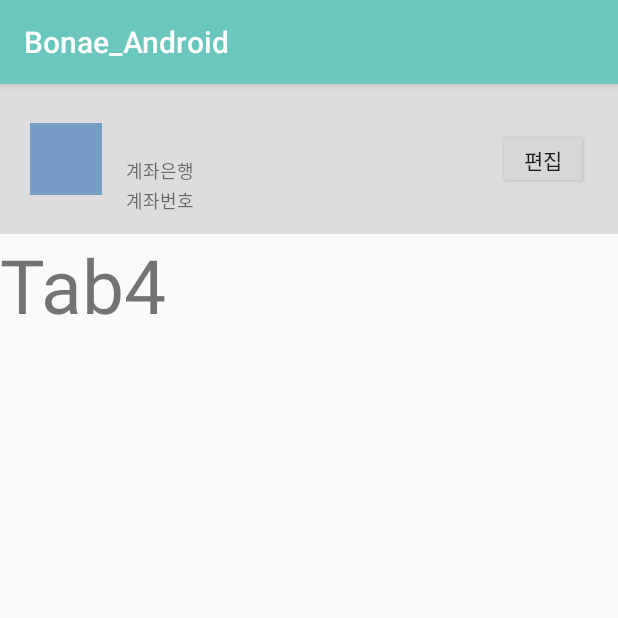
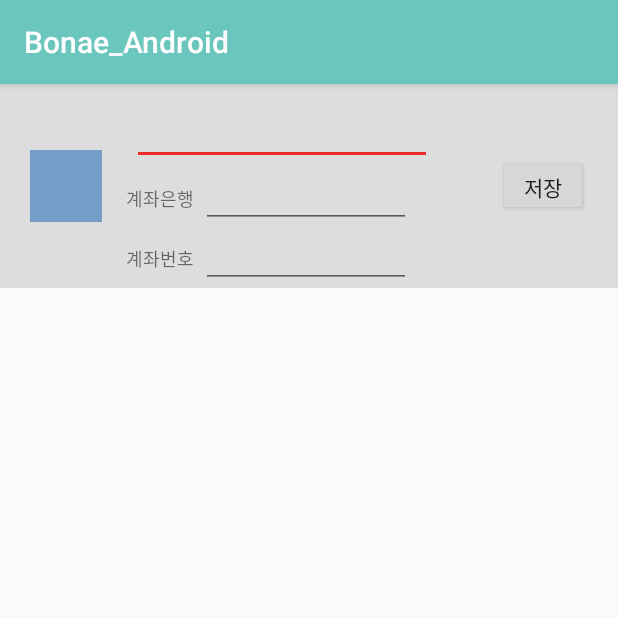
Before and after one commit to jihoon-ko/Bonae_Android, an Android app: the fragment Tab4Fragment shown on its own in the app's theme, after a tap on "편집", on a phone screen of 412 x 824 dp, the top half of it. Run offline under Robolectric (Android 15) with nearby library versions, the phone set to English and light mode, and no system bars; Roboto replaces fonts that are not available here; 14 statements that could not run were skipped.

Commit message:
request 왔다갔다 완료 + edit

```diff
--- /dev/null
+++ b/app/src/main/java/me/jihoon/bonae_android/EditFragment4.java
@@ -0,0 +1,200 @@
+package me.jihoon.bonae_android;
+
+import android.content.Intent;
+import android.graphics.Bitmap;
+import android.graphics.BitmapFactory;
+import android.os.AsyncTask;
+import android.support.v7.app.AppCompatActivity;
+import android.os.Bundle;
+import android.util.Log;
+import android.view.View;
+import android.widget.Button;
+import android.widget.EditText;
+import android.widget.ImageView;
+
+import org.json.JSONObject;
+
+import java.io.BufferedReader;
+import java.io.IOException;
+import java.io.InputStream;
+import java.io.InputStreamReader;
+import java.io.OutputStream;
+import java.io.OutputStreamWriter;
+import java.net.HttpURLConnection;
+import java.net.URL;
+
+import okhttp3.MediaType;
+import okhttp3.OkHttpClient;
+import okhttp3.Request;
+import okhttp3.Response;
+
+public class EditFragment4 extends AppCompatActivity {
+    String Token = null;
+    String Facebook_Id = null;
+    String Facebook_Name = null;
+
+    @Override
+    protected void onCreate(Bundle savedInstanceState) {
+        super.onCreate(savedInstanceState);
+        setContentView(R.layout.activity_edit_fragment4);
+
+        Intent intent = getIntent();
+        Token = intent.getStringExtra("Token");
+        Facebook_Id = intent.getStringExtra("Facebook_Id");
+        Facebook_Name = intent.getStringExtra("Facebook_Name");
+
+        ImageView myProfile = (ImageView) findViewById(R.id.editmyProfile);
+        final EditText myname = (EditText) findViewById(R.id.editmyName);
+        final EditText mybank = (EditText) findViewById(R.id.editmyaccountBank);
+        final EditText mynumber = (EditText) findViewById(R.id.editmyaccountNumber);
+
+        new imageTask(myProfile).execute(Facebook_Id);
+        Button editButton = (Button) findViewById(R.id.editmyInfoButton);
+        editButton.setOnClickListener(new View.OnClickListener() {
+            @Override
+            public void onClick(View v) {
+                String myName = myname.getText().toString();
+                String myBank = mybank.getText().toString();
+                String myNumber = mynumber.getText().toString();
+
+                new HTTPChangemyInfo().execute("http://52.78.17.108:3000/user/changeInfo/" + Facebook_Id + "/", Token, Facebook_Id, myName, myBank, myNumber);
+            }
+        });
+    }
+
+    private class imageTask extends AsyncTask<String, Void, Bitmap> {
+        ImageView iv;
+        public final MediaType JSON = MediaType.parse("application/json; charset=utf-8");
+        private OkHttpClient client;
+        public imageTask(ImageView _iv){
+            iv = _iv;
+            client = new OkHttpClient();
+        }
+        private String send(String url) throws IOException {
+            //RequestBody body = RequestBody.create(JSON, json);
+            Request request = new Request.Builder()
+                    .url(url)
+                    .addHeader("x-access-token", Token)
+                    .addHeader("x-access-id", Facebook_Id)
+                    .build();
+            Response response = client.newCall(request).execute();
+            return response.body().string();
+        }
+        @Override
+        protected Bitmap doInBackground(String... str){
+            try {
+                String urlJson = send("http://52.78.17.108:3000/user/id/" + str[0] + "/picture/");
+                JSONObject jsonObj = new JSONObject(urlJson);
+                String url = jsonObj.getString("url");
+                Bitmap res = null;
+                try {
+                    InputStream in = new java.net.URL(url).openStream();
+                    res = BitmapFactory.decodeStream(in);
+                } catch (Exception e) {
+                    e.printStackTrace();
+                }
+                return res;
+            }catch(Exception e){
+                e.printStackTrace();
+                return null;
+            }
+        }
+        @Override
+        protected void onPostExecute(Bitmap res){
+            //System.out.println(res);
+            if(res != null){
+                super.onPostExecute(res);
+                iv.setImageBitmap(res);
+            }
+        }
+    };
+
+    private class HTTPChangemyInfo extends AsyncTask<String, Void, String> {
+        @Override
+        protected void onPreExecute() {
+        }
+
+        @Override
+        protected String doInBackground(String... params) {
+            String http_res = null;
+            URL url = null;
+            HttpURLConnection connection = null;
+            try {
+                url = new URL(params[0]);
+                connection = (HttpURLConnection) url.openConnection();
+
+                connection.setRequestMethod("POST");
+                connection.setUseCaches(false);
+                connection.setConnectTimeout(10000);
+                connection.setRequestProperty("x-access-token", params[1]);
+                connection.setRequestProperty("x-access-id", params[2]);
+                connection.setDoOutput(true);
+                connection.setDoInput(true);
+                connection.setRequestProperty("Content-Type", "application/json");
+
+                JSONObject bodyJson = new JSONObject();
+                bodyJson.put("name", params[3]);
+                bodyJson.put("account_bank", params[4]);
+                bodyJson.put("account_num", params[5]);
+                String http_req = bodyJson.toString();
+
+                System.out.println(http_req);
+                OutputStream os = connection.getOutputStream();
+                OutputStreamWriter osw = new OutputStreamWriter(os, "UTF-8");
+                osw.write(http_req);
+                osw.flush();
+                osw.close();
+
+                int resCode = connection.getResponseCode();
+                if (HttpURLConnection.HTTP_OK == resCode) {
+                    Log.e("Connect Complete", "HTTP_OK");
+                    http_res = getTextFrom(connection.getInputStream());
+                } else {
+                    http_res = connection.getResponseCode() + "-" + connection.getResponseMessage();
+                }
+
+            } catch (Exception e) {
+                e.printStackTrace();
+            }
+            if (connection != null) {
+                connection.disconnect();
+            }
+            return http_res;
+        }
+
+        @Override
+        protected void onPostExecute(String result) {
+            Intent intent = getIntent();
+            setResult(RESULT_OK, intent);
+            finish();
+        }
+    }
+    private String getTextFrom(InputStream in) {
+        StringBuilder sb = new StringBuilder();
+        BufferedReader br = null;
+        try {
+            br = new BufferedReader(new InputStreamReader(in, "UTF-8"));
+            while (true) {
+                String line = br.readLine();
+                if (line == null) break;
+                sb.append(line + "\n");
+            }
+        } catch (IOException e) {
+            e.printStackTrace();
+        }
+
+        try {
+            br.close();
+        } catch (IOException e) {
+            e.printStackTrace();
+        }
+        return sb.toString();
+    }
+
+    @Override
+    public void onBackPressed() {
+        Intent intent = getIntent();
+        setResult(RESULT_CANCELED, intent);
+        finish();
+    }
+}
--- a/app/src/main/java/me/jihoon/bonae_android/MainActivity.java
+++ b/app/src/main/java/me/jihoon/bonae_android/MainActivity.java
@@ -37,6 +37,7 @@ import java.util.List;
 public class MainActivity extends AppCompatActivity {
     static final int REQ_ADD_LOGIN = 1;
     static final int REQ_CREATE_ROOM = 3;
+    static final int REQ_EDIT_PROFILE = 6;
     String Token = null;
     String Facebook_Id = null;
     String Facebook_Name = null;
@@ -134,6 +135,11 @@ public class MainActivity extends AppCompatActivity {
                 Boolean divide = intent.getExtras().getBoolean("divide");
 
                 new HTTPCreateRoom().execute("http://52.78.17.108:3000/room/create/", Token, Facebook_Id, Facebook_Name, foodType, foodPrice, divide.toString());
+            }
+        } else if (requestCode == REQ_EDIT_PROFILE) {
+            if (resultCode == RESULT_OK) {
+
+
             }
         }
     }
--- a/app/src/main/java/me/jihoon/bonae_android/Tab4Fragment.java
+++ b/app/src/main/java/me/jihoon/bonae_android/Tab4Fragment.java
@@ -1,25 +1,61 @@
 package me.jihoon.bonae_android;
 
+import android.content.Intent;
+import android.graphics.Bitmap;
+import android.graphics.BitmapFactory;
+import android.os.AsyncTask;
 import android.os.Bundle;
 import android.support.v4.app.Fragment;
+import android.util.Log;
 import android.view.LayoutInflater;
 import android.view.View;
 import android.view.ViewGroup;
 import android.widget.Button;
+import android.widget.EditText;
+import android.widget.ImageView;
 import android.widget.TextView;
+import android.widget.Toast;
 
 import org.json.JSONException;
 import org.json.JSONObject;
+
+import java.io.BufferedReader;
+import java.io.IOException;
+import java.io.InputStream;
+import java.io.InputStreamReader;
+import java.io.OutputStream;
+import java.io.OutputStreamWriter;
+import java.net.HttpURLConnection;
+import java.net.URL;
+
+import okhttp3.MediaType;
+import okhttp3.OkHttpClient;
+import okhttp3.Request;
+import okhttp3.Response;
 
 /**
  * Created by q on 2017-07-13.
  */
 
 public class Tab4Fragment extends Fragment{
+    static final int REQ_EDIT_PROFILE = 6;
+
+    String Token = null;
+    String Facebook_Id = null;
+    String Facebook_Name = null;
+
+    public void Setting(LayoutInflater inflater, ViewGroup container) {
+        Token = this.getArguments().getString("Token");
+        Facebook_Id = this.getArguments().getString("Facebook_Id");
+        Facebook_Name = this.getArguments().getString("Facebook_Name");
+    }
+
     @Override
     public View onCreateView(LayoutInflater inflater, ViewGroup container, Bundle savedInstanceState) {
         super.onCreateView(inflater, container, savedInstanceState);
         View view = inflater.inflate(R.layout.fragment_tab4, container, false);
+
+        Setting(inflater, container);
 
         JSONObject UserJSON = null;
         String UserInfo = this.getArguments().getString("user");
@@ -29,9 +65,10 @@ public class Tab4Fragment extends Fragment{
             e.printStackTrace();
         }
 
+        ImageView myProfile = (ImageView) view.findViewById(R.id.myProfile);
         TextView myName = (TextView) view.findViewById(R.id.myName);
-        TextView myaccountBank = (TextView) view.findViewById(R.id.myaccountBank);
-        TextView myaccountNumber = (TextView) view.findViewById(R.id.myaccountNumber);
+        final TextView myaccountBank = (TextView) view.findViewById(R.id.myaccountBank);
+        final TextView myaccountNumber = (TextView) view.findViewById(R.id.myaccountNumber);
 
         String Name = "";
         String accountBank = "";
@@ -51,11 +88,64 @@ public class Tab4Fragment extends Fragment{
         editButton.setOnClickListener(new View.OnClickListener() {
             @Override
             public void onClick(View v) {
+                Intent intent = new Intent(getActivity(), EditFragment4.class);
+                intent.putExtra("Token", Token);
+                intent.putExtra("Facebook_Id", Facebook_Id);
+                intent.putExtra("Facebook_Name", Facebook_Name);
 
-
+                startActivityForResult(intent, REQ_EDIT_PROFILE);
             }
         });
+        new imageTask(myProfile).execute(Facebook_Id);
 
         return view;
     }
+
+    private class imageTask extends AsyncTask<String, Void, Bitmap> {
+        ImageView iv;
+        public final MediaType JSON = MediaType.parse("application/json; charset=utf-8");
+        private OkHttpClient client;
+        public imageTask(ImageView _iv){
+            iv = _iv;
+            client = new OkHttpClient();
+        }
+        private String send(String url) throws IOException {
+            //RequestBody body = RequestBody.create(JSON, json);
+            Request request = new Request.Builder()
+                    .url(url)
+                    .addHeader("x-access-token", Token)
+                    .addHeader("x-access-id", Facebook_Id)
+                    .build();
+            Response response = client.newCall(request).execute();
+            return response.body().string();
+        }
+        @Override
+        protected Bitmap doInBackground(String... str){
+            try {
+                String urlJson = send("http://52.78.17.108:3000/user/id/" + str[0] + "/picture/");
+                JSONObject jsonObj = new JSONObject(urlJson);
+                String url = jsonObj.getString("url");
+                Bitmap res = null;
+                try {
+                    InputStream in = new java.net.URL(url).openStream();
+                    res = BitmapFactory.decodeStream(in);
+                } catch (Exception e) {
+                    e.printStackTrace();
+                }
+                return res;
+            }catch(Exception e){
+                e.printStackTrace();
+                return null;
+            }
+        }
+        @Override
+        protected void onPostExecute(Bitmap res){
+            //System.out.println(res);
+            if(res != null){
+                super.onPostExecute(res);
+                iv.setImageBitmap(res);
+            }
+        }
+    };
+
 }
--- /dev/null
+++ b/app/src/main/res/layout/activity_edit_fragment4.xml
@@ -0,0 +1,81 @@
+<?xml version="1.0" encoding="utf-8"?>
+<LinearLayout xmlns:android="http://schemas.android.com/apk/res/android"
+    xmlns:tools="http://schemas.android.com/tools"
+    android:layout_width="match_parent"
+    android:layout_height="match_parent"
+    android:orientation="vertical"
+    tools:context="me.jihoon.bonae_android.MainActivity">
+
+    <RelativeLayout
+        android:id="@+id/myeditInfo"
+        android:layout_width="match_parent"
+        android:layout_height="wrap_content"
+        android:paddingLeft="20dp"
+        android:paddingRight="20dp"
+        android:orientation="horizontal"
+        android:background="@color/profileBackground">
+        <ImageView
+            android:id="@+id/editmyProfile"
+            android:layout_width="48dp"
+            android:layout_height="48dp"
+            android:layout_centerVertical="true"
+            android:layout_gravity="center_vertical"
+            android:layout_marginRight="16dp"
+            android:src="@color/profileColor"/>
+        <RelativeLayout
+            android:layout_toRightOf="@id/editmyProfile"
+            android:layout_width="wrap_content"
+            android:layout_height="wrap_content"
+            android:layout_marginTop="6dp">
+            <EditText
+                android:id="@+id/editmyName"
+                android:layout_marginLeft="4dp"
+                android:layout_marginBottom="2dp"
+                android:layout_width="200dp"
+                android:layout_height="wrap_content"
+                android:textSize="20dp"/>
+            <EditText
+                android:id="@+id/editmyaccountBank"
+                android:layout_below="@id/editmyName"
+                android:layout_width="140dp"
+                android:layout_height="wrap_content"
+                android:layout_marginLeft="50dp"
+                android:textSize="14dp"/>
+            <TextView
+                android:id="@+id/editmyBank"
+                android:layout_below="@id/editmyName"
+                android:layout_width="wrap_content"
+                android:layout_height="wrap_content"
+                android:layout_marginRight="14dp"
+                android:layout_marginBottom="2dp"
+                android:layout_alignBaseline="@id/editmyaccountBank"
+                android:text="계좌은행"
+                android:textSize="12dp"/>
+            <EditText
+                android:id="@+id/editmyaccountNumber"
+                android:layout_below="@id/editmyaccountBank"
+                android:layout_width="140dp"
+                android:layout_marginLeft="50dp"
+                android:layout_height="wrap_content"
+                android:textSize="14dp"/>
+            <TextView
+                android:id="@+id/editmyNumber"
+                android:layout_below="@id/editmyBank"
+                android:layout_width="wrap_content"
+                android:layout_height="wrap_content"
+                android:layout_marginRight="14dp"
+                android:layout_alignBaseline="@id/editmyaccountNumber"
+                android:text="계좌번호"
+                android:textSize="12dp"/>
+        </RelativeLayout>
+
+        <Button
+            android:id="@+id/editmyInfoButton"
+            android:layout_width="60dp"
+            android:layout_height="40dp"
+            android:layout_centerVertical="true"
+            android:layout_alignParentRight="true"
+            android:text="저장"/>
+    </RelativeLayout>
+
+</LinearLayout>
```
Also changed, not shown: app/src/main/AndroidManifest.xml (+4 -3 lines).
